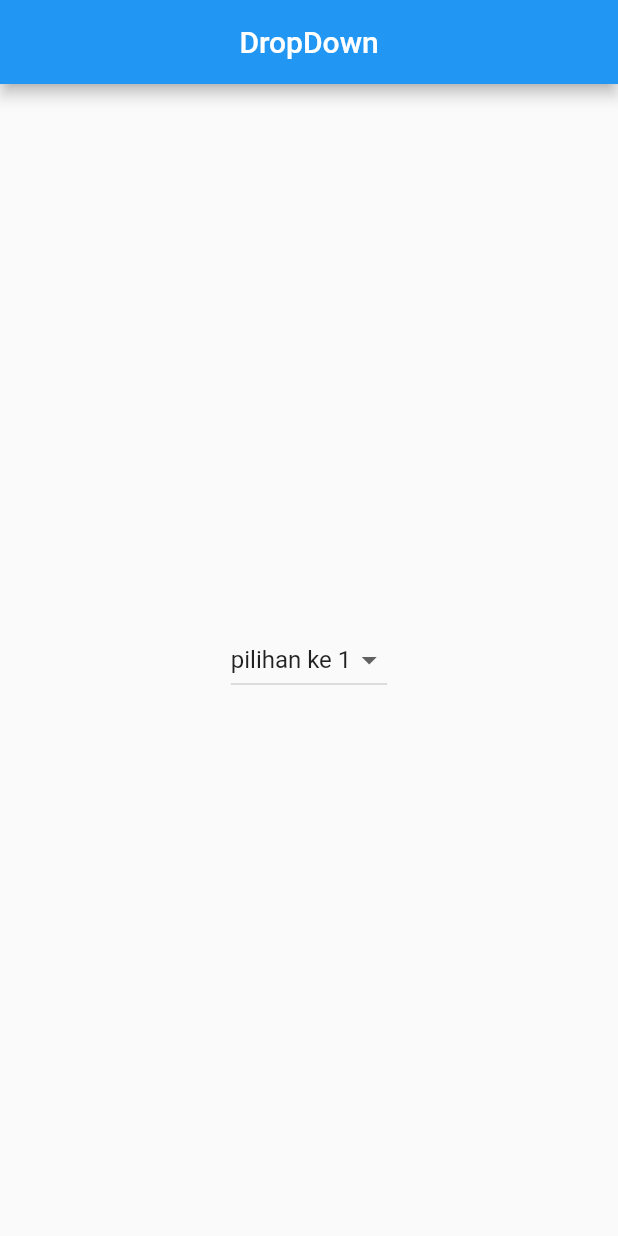
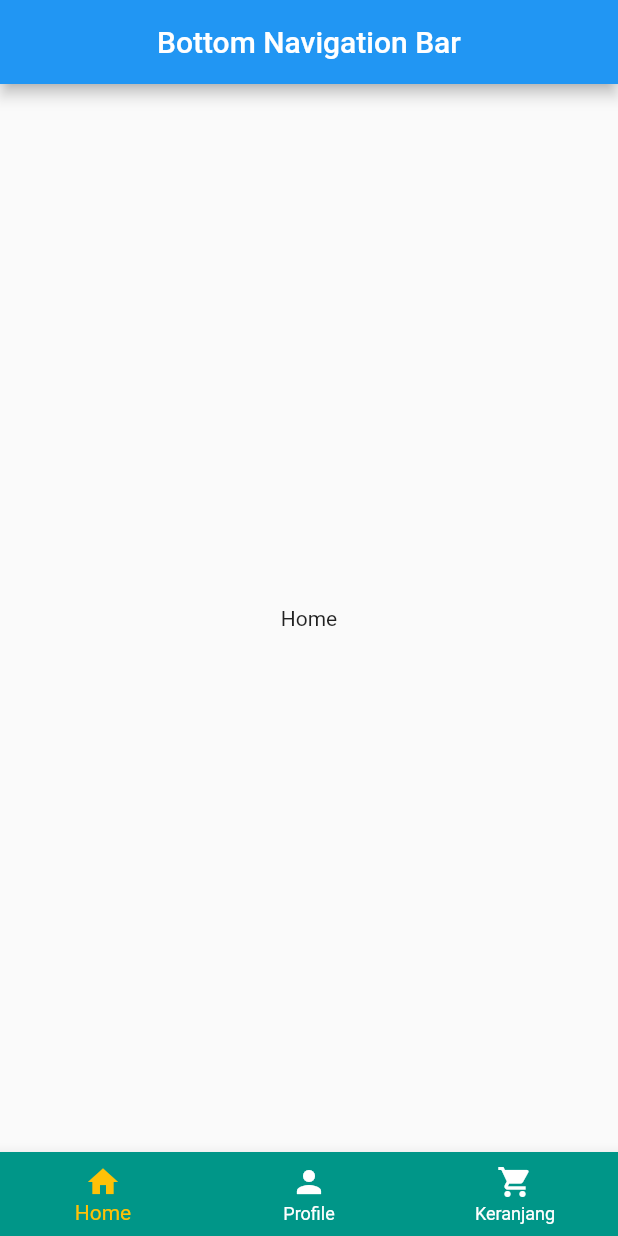
Before and after one commit to Dedenugroho16/belajar_flutter, a Flutter app: the screen it shows after launch, on a phone screen of 412 x 824 dp. Run offline on Flutter 3.47's test engine with Material 2 defaults, Android fonts, the phone set to English and light mode, and no system bars.

Commit message:
Bottom navBar

```diff
--- a/lib/main.dart
+++ b/lib/main.dart
@@ -1,8 +1,8 @@
-// ignore_for_file: prefer_const_constructors
+// ignore_for_file: prefer_const_constructors, prefer_const_literals_to_create_immutables, avoid_print
 
 import 'package:flutter/material.dart';
 
-void main(){
+void main() {
   runApp(MyApp());
 }
 
@@ -18,36 +18,30 @@ class MyApp extends StatelessWidget {
 }
 
 class HomePage extends StatefulWidget {
+  const HomePage({
+    super.key,
+  });
 
   @override
   State<HomePage> createState() => _HomePageState();
 }
 
 class _HomePageState extends State<HomePage> {
-  final List data = [
-    {
-      'judul' : 'pilihan ke 1',
-      'data' : 1
-    },
-    {
-      'judul' : 'pilihan ke 2',
-      'data' : 2
-    },
-    {
-      'judul' : 'pilihan ke 3',
-      'data' : 3
-    },
-    {
-      'judul' : 'pilihan ke 4',
-      'data' : 4
-    }
+  late int index;
+  List showWidgets = [
+    Center(
+        child: Text("Home"),
+      ),
+    Center(
+        child: Text("Profile"),
+      ),
+    Center(
+        child: Text("Keranjang"),
+      ),
   ];
-
-  late int dataAwal;
-
   @override
   void initState() {
-    dataAwal = data[0]['data'];
+    index = 0;
     super.initState();
   }
 
@@ -55,29 +49,34 @@ class _HomePageState extends State<HomePage> {
   Widget build(BuildContext context) {
     return Scaffold(
       appBar: AppBar(
-        title: Text("DropDown"),
         centerTitle: true,
+        title: Text("Bottom Navigation Bar"),
       ),
-      body: Center(
-        child: Padding(
-          padding: EdgeInsets.all(30),
-          child: DropdownButton<int>(
-            value: dataAwal,
-            items: data.
-            map(
-              (e) => DropdownMenuItem(
-                child: Text("${e['judul']}"),
-                value: e['data'] as int,
-              ),
-            )
-            .toList(),
-            onChanged: (value) {
-              setState(() {
-                dataAwal = value!;
-              });
-            },
+      body: showWidgets[index],
+      bottomNavigationBar: BottomNavigationBar(
+        backgroundColor: Colors.teal,
+        selectedItemColor: Colors.amber,
+        unselectedItemColor: Colors.white,
+        onTap: (value) {
+          setState(() {
+            index = value;
+          });
+        },
+        currentIndex: index,
+        items: [
+          BottomNavigationBarItem(
+            icon: Icon(Icons.home),
+            label: "Home",
           ),
-        ),
+          BottomNavigationBarItem(
+            icon: Icon(Icons.person),
+            label: "Profile",
+          ),
+          BottomNavigationBarItem(
+            icon: Icon(Icons.shopping_cart),
+            label: "Keranjang",
+          ),
+        ]
       ),
     );
   }
```
